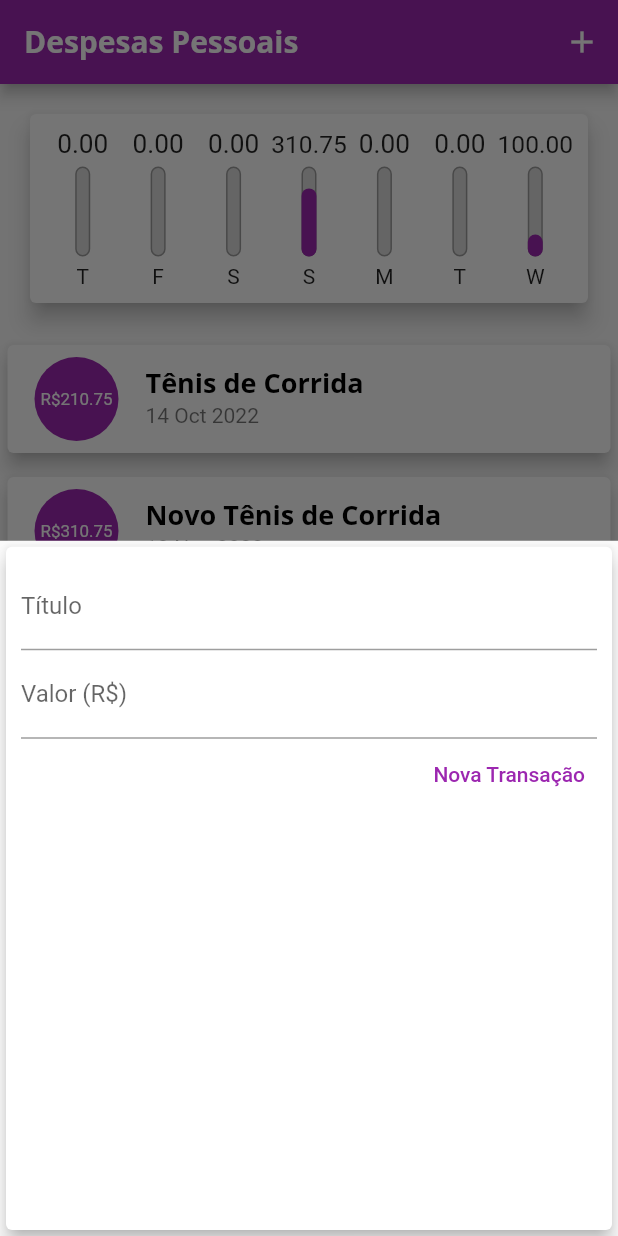
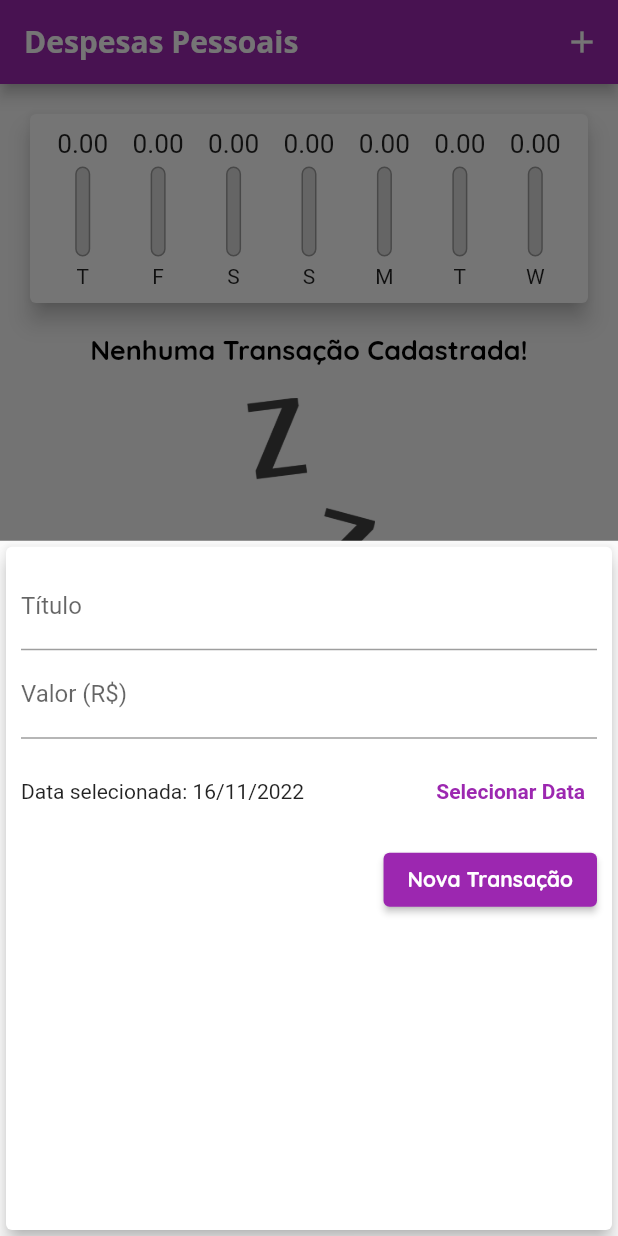
Before and after one commit to FernandoRCandiani/Project-Despesas-Pessoais, a Flutter app: the screen it shows after launch, after a tap on the "add" icon, on a phone screen of 412 x 824 dp. Run offline on Flutter 3.47's test engine with Material 2 defaults, Android fonts, the phone set to English and light mode, and no system bars.

Commit message:
Adding calendar

```diff
--- a/lib/components/chart.dart
+++ b/lib/components/chart.dart
@@ -54,7 +54,7 @@ class Chart extends StatelessWidget {
               child: ChartBar(
                 label: tr['day'],
                 value: tr['value'],
-                percentage: (tr['value'] as double) / _weekTotalValue,
+                percentage: _weekTotalValue == 0 ? 0 : (tr['value'] as double) / _weekTotalValue,
               ),
             );
           }).toList(),
--- a/lib/components/transaction_form.dart
+++ b/lib/components/transaction_form.dart
@@ -1,7 +1,8 @@
 import 'package:flutter/material.dart';
+import 'package:intl/intl.dart';
 
 class TransationForm extends StatefulWidget {
-  final void Function(String, double) onSubmit;
+  final void Function(String, double, DateTime) onSubmit;
 
   TransationForm(this.onSubmit);
 
@@ -10,19 +11,36 @@ class TransationForm extends StatefulWidget {
 }
 
 class _TransationFormState extends State<TransationForm> {
-  final titleController = TextEditingController();
-
-  final valueController = TextEditingController();
+  final _titleController = TextEditingController();
+  final _valueController = TextEditingController();
+  DateTime? _selectedDate = DateTime.now();
 
   _submitForm() {
-    final title = titleController.text;
-    final value = double.tryParse(valueController.text) ?? 0.0;
+    final title = _titleController.text;
+    final value = double.tryParse(_valueController.text) ?? 0.0;
 
-    if(title.isEmpty || value <= 0) {
+    if (title.isEmpty || value <= 0 || _selectedDate == null) {
       return;
     }
 
-    widget.onSubmit(title, value);
+    widget.onSubmit(title, value, _selectedDate!);
+  }
+
+  _showDatePicker() {
+    showDatePicker(
+      context: context,
+      initialDate: DateTime.now(),
+      firstDate: DateTime(2022),
+      lastDate: DateTime.now(),
+    ).then((pickedDate) {
+      if (pickedDate == null) {
+        return;
+      }
+
+      setState(() {
+        _selectedDate = pickedDate;
+      });
+    });
   }
 
   @override
@@ -34,28 +52,55 @@ class _TransationFormState extends State<TransationForm> {
         child: Column(
           children: [
             TextField(
-              controller: titleController,
+              controller: _titleController,
               onSubmitted: (_) => _submitForm(),
               decoration: InputDecoration(
                 labelText: 'Título',
               ),
             ),
             TextField(
-              controller: valueController,
+              controller: _valueController,
               keyboardType: TextInputType.numberWithOptions(decimal: true),
               onSubmitted: (_) => _submitForm(),
               decoration: InputDecoration(
                 labelText: 'Valor (R\$)',
               ),
             ),
+            Container(
+              height: 70,
+              child: Row(
+                children: [
+                  Expanded(
+                    child: Text(
+                      _selectedDate == null
+                          ? 'Nenhuma data selecionada!'
+                          : 'Data selecionada: ${DateFormat('dd/MM/y').format(_selectedDate!)}',
+                    ),
+                  ),
+                  TextButton(
+                    onPressed: _showDatePicker,
+                    child: Text(
+                      'Selecionar Data',
+                      style: TextStyle(
+                        fontWeight: FontWeight.bold,
+                      ),
+                    ),
+                  ),
+                ],
+              ),
+            ),
             Row(
               mainAxisAlignment: MainAxisAlignment.end,
               children: [
-                TextButton(
+                ElevatedButton(
                   onPressed: _submitForm,
-                  child: Text('Nova Transação'),
-                  style: TextButton.styleFrom(
-                    foregroundColor: Colors.purple,
+                  child: Text(
+                    'Nova Transação',
+                    style: TextStyle(
+                      color: Theme.of(context).textTheme.button?.color,
+                      fontFamily:
+                          Theme.of(context).textTheme.headline6?.fontFamily,
+                    ),
                   ),
                 ),
               ],
--- a/lib/main.dart
+++ b/lib/main.dart
@@ -20,11 +20,15 @@ class ExpensesApp extends StatelessWidget {
               ),
           textTheme: ThemeData().textTheme.copyWith(
                 headline6: TextStyle(
-                  fontFamily: 'OpenSans',
+                  fontFamily: 'Quicksand',
                   fontSize: 18,
                   fontWeight: FontWeight.bold,
                   color: Colors.black,
                 ),
+                button: TextStyle(
+                  color: Colors.white,
+                  fontWeight: FontWeight.bold,
+                )
               ),
           appBarTheme: AppBarTheme(
             titleTextStyle: TextStyle(
@@ -43,26 +47,7 @@ class MyHomePage extends StatefulWidget {
 }
 
 class _MyHomePageState extends State<MyHomePage> {
-  final _transaction = [
-    Transaction(
-      id: 't0',
-      title: 'Tênis de Corrida',
-      value: 210.75,
-      date: DateTime.now().subtract(Duration(days: 33)),
-    ),
-    Transaction(
-      id: 't1',
-      title: 'Novo Tênis de Corrida',
-      value: 310.75,
-      date: DateTime.now().subtract(Duration(days: 3)),
-    ),
-    Transaction(
-      id: 't2',
-      title: 'Conta de Luz',
-      value: 100.00,
-      date: DateTime.now(),
-    ),
-  ];
+  final _transaction = [];
 
   List get _recentTransactions {
     return _transaction
@@ -72,12 +57,12 @@ class _MyHomePageState extends State<MyHomePage> {
         .toList();
   }
 
-  _addTransation(String title, double value) {
+  _addTransation(String title, double value, DateTime date) {
     final newTransaction = Transaction(
       id: Random().nextDouble().toString(),
       title: title,
       value: value,
-      date: DateTime.now().subtract(Duration(days: 0)),
+      date: date,
     );
 
     setState(() {
```
